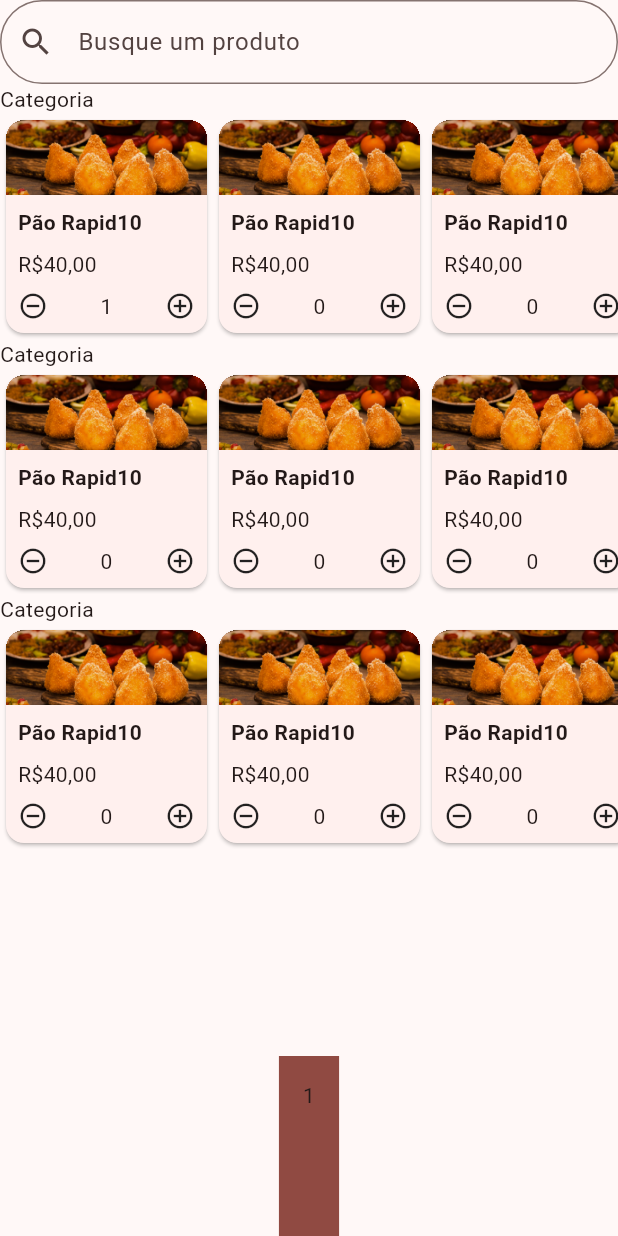
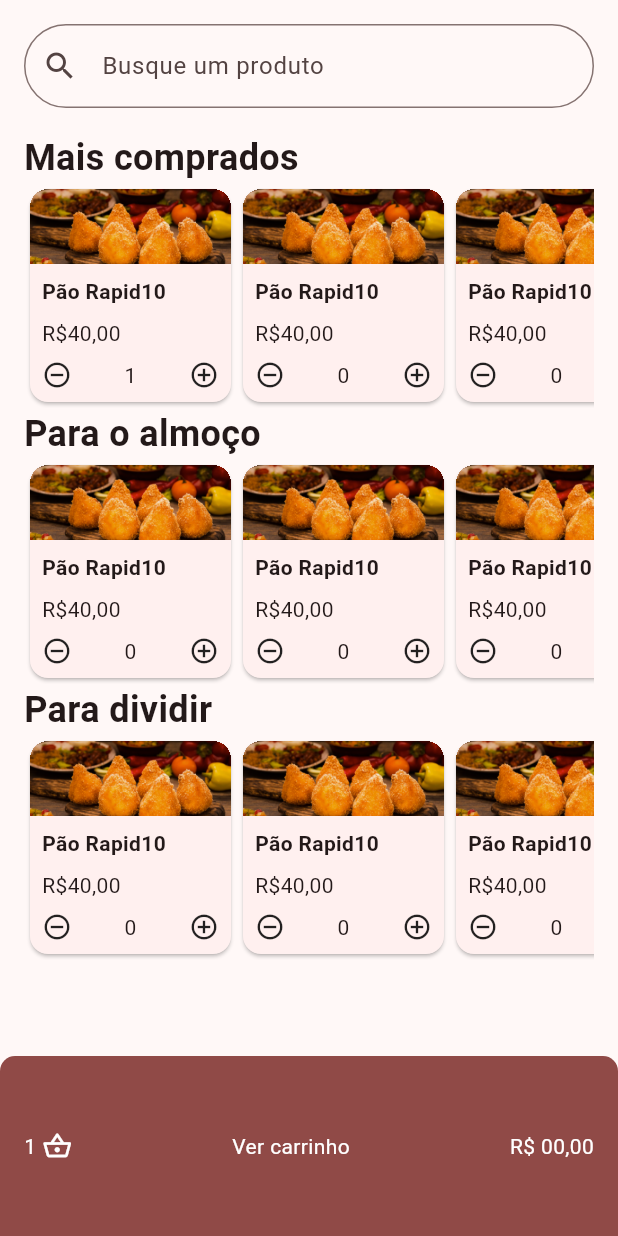
Before and after one commit to ikyrie/dev_panucci_delivery, a Flutter app: the screen it shows after launch, after a tap on the "add circle outline" icon, on a phone screen of 412 x 824 dp. Run offline on Flutter 3.47's test engine with Material 2 defaults, Android fonts, the phone set to English and light mode, and no system bars; our stand-ins replace flutter_mobx, mobx; generated files the repository leaves out were written again.

Commit message:
Refatorando o projeto

```diff
--- /dev/null
+++ b/lib/components/categoria_text.dart
@@ -0,0 +1,17 @@
+import 'package:flutter/material.dart';
+
+class CategoriaText extends StatelessWidget {
+  const CategoriaText({Key? key, required this.titulo}) : super(key: key);
+  final String titulo;
+
+  @override
+  Widget build(BuildContext context) {
+    return Padding(
+      padding: const EdgeInsets.symmetric(horizontal: 16.0),
+      child: Text(
+        titulo,
+        style: const TextStyle(fontSize: 24, fontWeight: FontWeight.w600),
+      ),
+    );
+  }
+}
--- a/lib/components/contador.dart
+++ b/lib/components/contador.dart
@@ -1,16 +1,16 @@
 import 'package:flutter/material.dart';
 import 'package:flutter_mobx/flutter_mobx.dart';
-import 'package:panucci_delivery/store/basket_store.dart';
 import 'package:panucci_delivery/store/carrinho_store.dart';
+import 'package:panucci_delivery/store/item_store.dart';
 import 'package:provider/provider.dart';
 
 class Contador extends StatelessWidget {
 Contador({ Key? key }) : super(key: key);
-final CarrinhoStore carrinhoStore = CarrinhoStore();
+final ItemStore itemStore = ItemStore();
 
   @override
   Widget build(BuildContext context){
-    final basketStore = Provider.of<BasketStore>(context, listen: false);
+    final carrinhoStore = Provider.of<CarrinhoStore>(context, listen: false);
     return Observer(
       builder: (_) => Row(
         mainAxisAlignment: MainAxisAlignment.spaceBetween,
@@ -18,20 +18,19 @@ final CarrinhoStore carrinhoStore = CarrinhoStore();
           InkWell(
             borderRadius: BorderRadius.circular(20),
             onTap: () {
-                if(carrinhoStore.carrinhoCounter > 0) {
-                  carrinhoStore.removerItem();
-                  basketStore.removeFromBasket();
+                if(itemStore.carrinhoCounter > 0) {
+                  itemStore.removerItem();
+                  carrinhoStore.removeFromBasket();
                 }
             },
             child: const Icon(Icons.remove_circle_outline, size: 20,),
           ),
-          Text(carrinhoStore.carrinhoCounter.toString()),
+          Text(itemStore.carrinhoCounter.toString()),
           InkWell(
             borderRadius: BorderRadius.circular(20),
             onTap: () {
-                carrinhoStore.adicionarItem();
-                basketStore.addToBasket();
-                print(carrinhoStore.carrinhoCounter);
+                itemStore.adicionarItem();
+                carrinhoStore.addToBasket();
             },
             child: const Icon(Icons.add_circle_outline, size: 20,),
           ),
--- /dev/null
+++ b/lib/components/item_list.dart
@@ -0,0 +1,25 @@
+import 'package:flutter/material.dart';
+
+import 'cartao.dart';
+
+class ItemList extends StatelessWidget {
+  const ItemList({Key? key, required this.categoria}) : super(key: key);
+  final String categoria;
+
+  @override
+  Widget build(BuildContext context) {
+    return Padding(
+      padding: const EdgeInsets.symmetric(horizontal: 16.0),
+      child: ConstrainedBox(
+        constraints: const BoxConstraints(maxHeight: 150),
+        child: ListView.builder(
+          itemBuilder: (index, context) {
+            return const Cartao();
+          },
+          scrollDirection: Axis.horizontal,
+          itemCount: 10,
+        ),
+      ),
+    );
+  }
+}
--- a/lib/components/search_input.dart
+++ b/lib/components/search_input.dart
@@ -6,13 +6,16 @@ final TextEditingController searchTextController;
 
   @override
   Widget build(BuildContext context){
-    return TextFormField(
+    return Padding(
+      padding: const EdgeInsets.all(16.0),
+      child: TextFormField(
                   controller: searchTextController,
                   decoration: const InputDecoration(
                       border: OutlineInputBorder(borderRadius: BorderRadius.all(Radius.circular(50))),
                       hintText: "Busque um produto",
                       prefixIcon: Icon(Icons.search),
                 ),
+              ),
     );
   }
 }
--- a/lib/main.dart
+++ b/lib/main.dart
@@ -1,7 +1,6 @@
 import 'package:flutter/material.dart';
-import 'package:panucci_delivery/models/carrinho_provider.dart';
 import 'package:panucci_delivery/screens/home.dart';
-import 'package:panucci_delivery/store/basket_store.dart';
+import 'package:panucci_delivery/store/carrinho_store.dart';
 import 'package:provider/provider.dart';
 
 void main() {
@@ -14,8 +13,8 @@ const PanucciDelivery({ Key? key }) : super(key: key);
   @override
   Widget build(BuildContext context){
     return MaterialApp(
-      theme: ThemeData.from(colorScheme: ColorScheme.fromSeed(seedColor: Colors.red), useMaterial3: true),
-      home: Provider(create: (_) => BasketStore(),child: CarrinhoProvider(carrinhoCounter: 0, child: Home())),
+      theme: ThemeData.from(colorScheme: ColorScheme.fromSeed(seedColor: Color.fromARGB(255, 255, 83, 83)), useMaterial3: true),
+      home: Provider(create: (_) => CarrinhoStore(),child:  Home()),
     );
   }
 }
--- a/lib/models/carrinho.dart
+++ /dev/null
@@ -1,13 +0,0 @@
-class Carrinho {
-  Carrinho(this.totalDeItens);
-
-  int totalDeItens;
-
-  void adicionarItemNoTotal() {
-    totalDeItens++;
-  }
-
-  void removerItemNoTotal() {
-    totalDeItens--;
-  }
-}
--- a/lib/models/carrinho_provider.dart
+++ /dev/null
@@ -1,19 +0,0 @@
-import 'package:flutter/material.dart';
-
-class CarrinhoProvider extends InheritedWidget {
-  CarrinhoProvider({Key? key, required Widget child, required this.carrinhoCounter}) : super(key: key, child: child);
-
-  int carrinhoCounter;
-
-  static CarrinhoProvider of(BuildContext context){
-    final CarrinhoProvider? result = context.dependOnInheritedWidgetOfExactType<CarrinhoProvider>();
-    assert(result != null, "No CarrinhoProvider found in context");
-    return result!;
-  }
-
-  @override
-  bool updateShouldNotify(CarrinhoProvider oldWidget) {
-    return carrinhoCounter != oldWidget.carrinhoCounter;
-  }
-
-}
--- /dev/null
+++ b/lib/models/item.dart
@@ -0,0 +1,8 @@
+class Item {
+  const Item( this.nome, this.categoria, this.preco );
+
+  final String nome;
+  final String categoria;
+  final double preco;
+
+}
--- a/lib/screens/home.dart
+++ b/lib/screens/home.dart
@@ -1,54 +1,96 @@
 import 'package:flutter/material.dart';
 import 'package:flutter_mobx/flutter_mobx.dart';
-import 'package:panucci_delivery/components/cartao.dart';
-import 'package:panucci_delivery/models/carrinho.dart';
-import 'package:panucci_delivery/models/carrinho_provider.dart';
-import 'package:panucci_delivery/store/basket_store.dart';
+import 'package:panucci_delivery/components/item_list.dart';
 import 'package:panucci_delivery/store/carrinho_store.dart';
 import 'package:provider/provider.dart';
+import '../components/categoria_text.dart';
 import '../components/search_input.dart';
 
-class Home extends StatefulWidget {
+class Home extends StatelessWidget {
   Home({Key? key}) : super(key: key);
 
-  @override
-  State<Home> createState() => _HomeState();
-}
-
-final CarrinhoStore carrinhoStore = CarrinhoStore();
-
-class _HomeState extends State<Home> {
   final TextEditingController searchTextController = TextEditingController();
 
   @override
   Widget build(BuildContext context) {
-final basketStore = Provider.of<BasketStore>(context, listen: false);
+    final carrinhoStore = Provider.of<CarrinhoStore>(context, listen: false);
     return SafeArea(
       child: Scaffold(
         body: CustomScrollView(
           slivers: <Widget>[
             SliverToBoxAdapter(
                 child: SearchInput(searchTextController: searchTextController)),
-            const SliverToBoxAdapter(child: Text("Categoria")),
-            SliverToBoxAdapter(child: ConstrainedBox(constraints: const BoxConstraints(maxHeight: 150), child: ListView.builder(itemBuilder: (index, context){return const Cartao();}, scrollDirection: Axis.horizontal, itemCount: 10,),),),
-            const SliverToBoxAdapter(child: Text("Categoria")),
-            SliverToBoxAdapter(child: ConstrainedBox(constraints: const BoxConstraints(maxHeight: 150), child: ListView.builder(itemBuilder: (index, context){return const Cartao();}, scrollDirection: Axis.horizontal, itemCount: 10,),),),
-            const SliverToBoxAdapter(child: Text("Categoria")),
-            SliverToBoxAdapter(child: ConstrainedBox(constraints: const BoxConstraints(maxHeight: 150), child: ListView.builder(itemBuilder: (index, context){return const Cartao();}, scrollDirection: Axis.horizontal, itemCount: 10,),),),
-            SliverFillRemaining(
+            const SliverToBoxAdapter(
+                child: CategoriaText(titulo: "Mais comprados")),
+            SliverToBoxAdapter(
+              child: ItemList(categoria: "mais comprados"),
+            ),
+            const SliverToBoxAdapter(
+                child: CategoriaText(titulo: "Para o almoço")),
+            SliverToBoxAdapter(
+              child: ItemList(
+                categoria: "para o almoço",
+              ),
+            ),
+            const SliverToBoxAdapter(
+                child: CategoriaText(titulo: "Para dividir")),
+            SliverToBoxAdapter(
+              child: ItemList(
+                categoria: "para dividir",
+              ),
+            ),
+            Observer(builder: (_) =>
+            carrinhoStore.emptyBasket ? SliverFillRemaining(
               hasScrollBody: false,
               child: Align(
                 alignment: Alignment.bottomCenter,
-                child: Observer(
-                  builder: (_) => Container(
+                child: Container(
+                    width: double.infinity,
                     height: 120,
                     padding: const EdgeInsets.all(16),
-                    decoration: BoxDecoration(color: Theme.of(context).colorScheme.surfaceTint),
-                    child: Text(basketStore.totalInBasket.toString()),
-                  ),
-                ),
+                    decoration: BoxDecoration(
+                        color: Theme.of(context).colorScheme.surfaceTint,
+                        borderRadius:
+                            BorderRadius.vertical(top: Radius.circular(10))),
+                    child: Row(
+                        mainAxisAlignment: MainAxisAlignment.spaceBetween,
+                        children: [
+                          Row(
+                            children: [
+                              Padding(
+                                padding: const EdgeInsets.only(right: 4.0),
+                                child: Text(
+                                  carrinhoStore.totalInBasket.toString(),
+                                  style: TextStyle(
+                                      color: Theme.of(context)
+                                          .colorScheme
+                                          .onPrimary),
+                                ),
+                              ),
+                              Icon(
+                                Icons.shopping_basket_outlined,
+                                size: 20,
+                                color:
+                                    Theme.of(context).colorScheme.onPrimary,
+                              )
+                            ],
+                          ),
+                          Text(
+                            "Ver carrinho",
+                            style: TextStyle(
+                                color:
+                                    Theme.of(context).colorScheme.onPrimary),
+                          ),
+                          Text(
+                            "R\$ 00,00",
+                            style: TextStyle(
+                                color:
+                                    Theme.of(context).colorScheme.onPrimary),
+                          ),
+                        ])),
               ),
             )
+            : SliverToBoxAdapter())
           ],
         ),
       ),
--- a/lib/store/basket_store.dart
+++ /dev/null
@@ -1,22 +0,0 @@
-import 'package:mobx/mobx.dart';
-
-part 'basket_store.g.dart';
-
-class BasketStore = _BasketStore with _$BasketStore;
-
-abstract class _BasketStore with Store {
-
-  @observable
-  int totalInBasket = 0;
-
-  @action
-  void addToBasket() {
-    totalInBasket++;
-  }
-
-  @action
-  void removeFromBasket() {
-    totalInBasket--;
-  }
-
-}
--- a/lib/store/carrinho_store.dart
+++ b/lib/store/carrinho_store.dart
@@ -5,18 +5,21 @@ part 'carrinho_store.g.dart';
 class CarrinhoStore = _CarrinhoStore with _$CarrinhoStore;
 
 abstract class _CarrinhoStore with Store {
+
   @observable
-  int carrinhoCounter = 0;
+  int totalInBasket = 0;
 
+  @computed
+  bool get emptyBasket => totalInBasket > 0;
 
   @action
-  void adicionarItem() {
-    carrinhoCounter++;
+  void addToBasket() {
+    totalInBasket++;
   }
 
   @action
-  void removerItem() {
-    carrinhoCounter--;
+  void removeFromBasket() {
+    totalInBasket--;
   }
 
 }
--- /dev/null
+++ b/lib/store/item_store.dart
@@ -0,0 +1,22 @@
+import 'package:mobx/mobx.dart';
+
+part 'item_store.g.dart';
+
+class ItemStore = _ItemStore with _$ItemStore;
+
+abstract class _ItemStore with Store {
+  @observable
+  int carrinhoCounter = 0;
+
+
+  @action
+  void adicionarItem() {
+    carrinhoCounter++;
+  }
+
+  @action
+  void removerItem() {
+    carrinhoCounter--;
+  }
+
+}
```
Also changed, not shown: lib/store/basket_store.g.dart (deleted), lib/store/carrinho_store.g.dart, lib/store/item_store.g.dart (added). Lines whose indentation alone changed are shown as unchanged.
